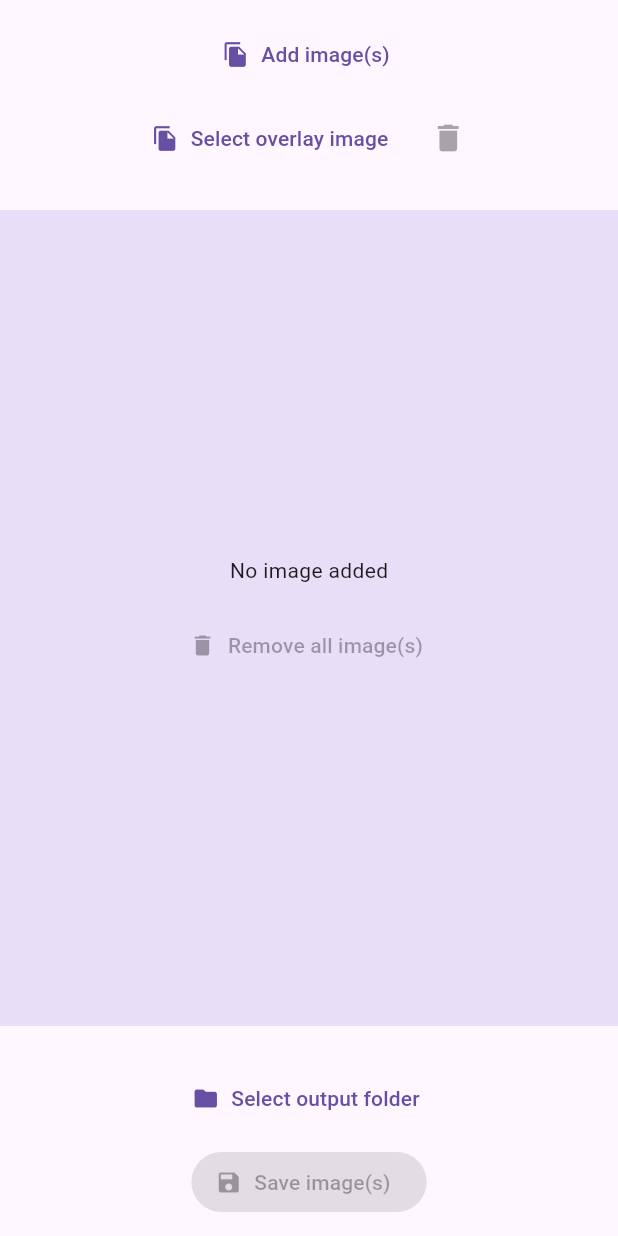
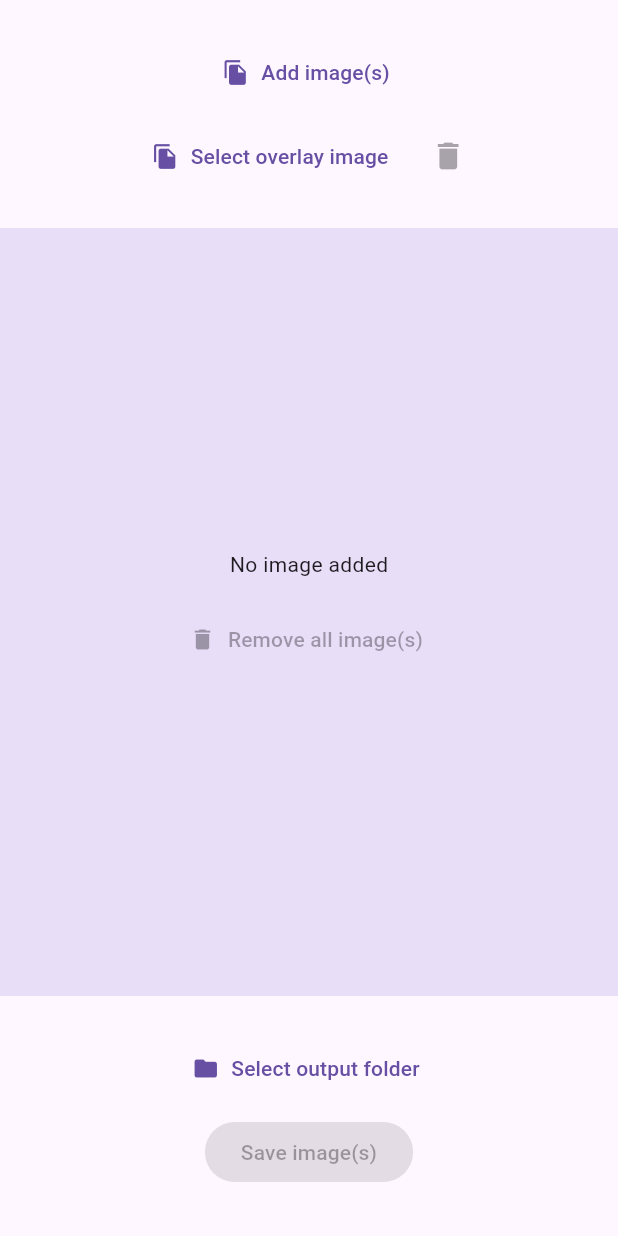
Before and after one commit to SeaDve/bulk_overlay, a Flutter app: the screen it shows after launch, on a phone screen of 412 x 824 dp. Run offline on Flutter 3.47's test engine with Material 3 defaults, Android fonts, the phone set to English and light mode, and no system bars; our stand-ins replace file_picker; missing offline and left inert: window_manager.

Commit message:
improve ui

```diff
--- a/lib/ui/home.dart
+++ b/lib/ui/home.dart
@@ -13,7 +13,7 @@ class Home extends StatelessWidget {
   Widget build(BuildContext context) {
     return Scaffold(
       body: Padding(
-        padding: const EdgeInsets.symmetric(vertical: 12.0),
+        padding: const EdgeInsets.symmetric(vertical: 24.0),
         child: Column(
           spacing: 24,
           mainAxisAlignment: MainAxisAlignment.center,
@@ -144,40 +144,48 @@ class Home extends StatelessWidget {
                     await viewModel.selectOutputFolder();
                   },
                 ),
+                FilledButton(
+                  onPressed:
+                      viewModel.canSaveImages
+                          ? () async {
+                            await viewModel.saveImages();
+                          }
+                          : null,
+                  child: Builder(
+                    builder: (context) {
+                      if (viewModel.saveProgress == null ||
+                          viewModel.saveProgress == 1.0) {
+                        return Text(
+                          "Save image(s)",
+                          textAlign: TextAlign.center,
+                          maxLines: 2,
+                        );
+                      } else {
+                        return SizedBox(
+                          width: 24,
+                          height: 24,
+                          child: Padding(
+                            padding: const EdgeInsets.all(4.0),
+                            child: CircularProgressIndicator(
+                              value: viewModel.saveProgress,
+                            ),
+                          ),
+                        );
+                      }
+                    },
+                  ),
+                ),
                 Builder(
                   builder: (context) {
                     if (viewModel.saveError != null) {
                       return Text(viewModel.saveError!);
                     }
 
-                    if (viewModel.saveProgress != null) {
-                      if (viewModel.saveProgress == 1.0) {
-                        return Text('Images saved successfully');
-                      } else {
-                        return SizedBox(
-                          width: 24,
-                          height: 24,
-                          child: CircularProgressIndicator(
-                            value: viewModel.saveProgress,
-                          ),
-                        );
-                      }
+                    if (viewModel.saveProgress == 1.0) {
+                      return Text('Images saved successfully');
                     }
 
-                    return FilledButton.icon(
-                      onPressed:
-                          viewModel.canSaveImages
-                              ? () async {
-                                await viewModel.saveImages();
-                              }
-                              : null,
-                      icon: Icon(Icons.save),
-                      label: Text(
-                        "Save image(s)",
-                        textAlign: TextAlign.center,
-                        maxLines: 2,
-                      ),
-                    );
+                    return SizedBox();
                   },
                 ),
               ],
--- a/lib/ui/home_viewmodel.dart
+++ b/lib/ui/home_viewmodel.dart
@@ -29,8 +29,9 @@ class HomeViewModel extends ChangeNotifier {
   bool get canSaveImages =>
       _imageRepository.overlayImagePath != null &&
       _imageRepository.isNotEmpty &&
-      _outputFolder != null;
-  bool get canRemoveImages => _saveProgress == null;
+      _outputFolder != null &&
+      _saveProgress == null;
+  bool get canRemoveImages => _saveProgress == null || _saveProgress == 1.0;
 
   String? getImagePathAt(int index) => _imageRepository.getAt(index);
 
@@ -118,12 +119,12 @@ class HomeViewModel extends ChangeNotifier {
 
   Future<void> saveImages() async {
     _saveError = null;
-    _saveProgress = 0.0;
+    _saveProgress = 0.1;
     notifyListeners();
 
     try {
       await _imageRepository.saveAll(_outputFolder!, (progress) {
-        _saveProgress = progress;
+        _saveProgress = progress * 0.9 + 0.1;
         notifyListeners();
       });
     } on Exception catch (e) {
```
